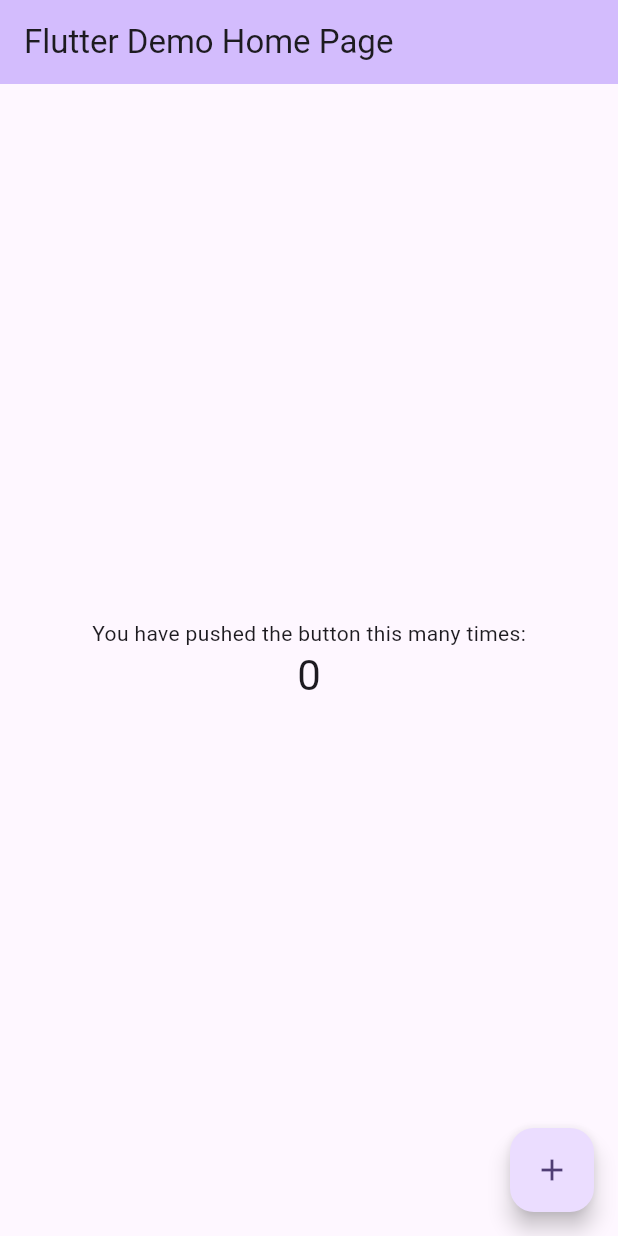
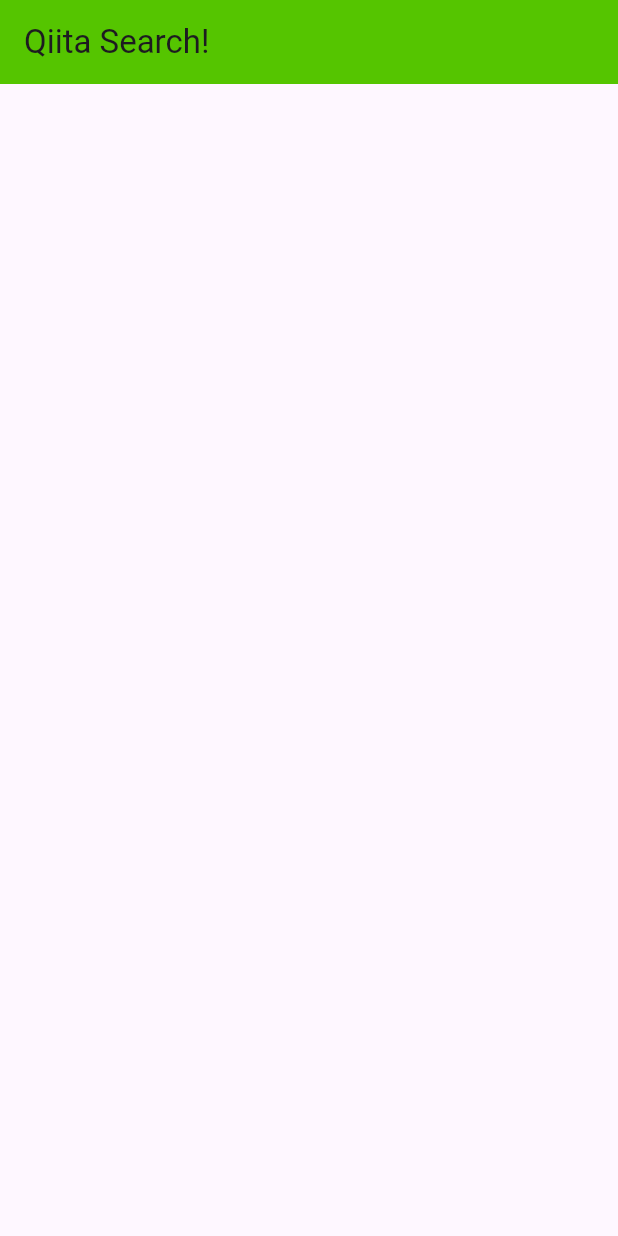
Before and after one commit to expsh13/flutter_qiita_search, a Flutter app: the screen it shows after launch, on a phone screen of 412 x 824 dp. Run offline on Flutter 3.47's test engine with Material 3 defaults, Android fonts, the light colour scheme and no system bars.

Commit message:
add page

```diff
--- a/lib/main.dart
+++ b/lib/main.dart
@@ -1,125 +1,28 @@
 import 'package:flutter/material.dart';
+import 'package:flutter_qiita_search/screens/search_screen.dart';
 
 void main() {
-  runApp(const MyApp());
+  runApp(const MainApp());
 }
 
-class MyApp extends StatelessWidget {
-  const MyApp({super.key});
+class MainApp extends StatelessWidget {
+  const MainApp({super.key});
 
-  // This widget is the root of your application.
   @override
   Widget build(BuildContext context) {
     return MaterialApp(
-      title: 'Flutter Demo',
+      title: 'Qiita Search',
       theme: ThemeData(
-        // This is the theme of your application.
-        //
-        // TRY THIS: Try running your application with "flutter run". You'll see
-        // the application has a purple toolbar. Then, without quitting the app,
-        // try changing the seedColor in the colorScheme below to Colors.green
-        // and then invoke "hot reload" (save your changes or press the "hot
-        // reload" button in a Flutter-supported IDE, or press "r" if you used
-        // the command line to start the app).
-        //
-        // Notice that the counter didn't reset back to zero; the application
-        // state is not lost during the reload. To reset the state, use hot
-        // restart instead.
-        //
-        // This works for code too, not just values: Most code changes can be
-        // tested with just a hot reload.
-        colorScheme: ColorScheme.fromSeed(seedColor: Colors.deepPurple),
-        useMaterial3: true,
+        primarySwatch: Colors.green,
+        fontFamily: 'Hiragino Sans',
+        appBarTheme: const AppBarTheme(
+          backgroundColor: Color(0xFF55C500),
+        ),
+        textTheme: Theme.of(context).textTheme.apply(
+              bodyColor: Colors.white,
+            ),
       ),
-      home: const MyHomePage(title: 'Flutter Demo Home Page'),
+      home: SearchScreen(),
     );
   }
 }
-
-class MyHomePage extends StatefulWidget {
-  const MyHomePage({super.key, required this.title});
-
-  // This widget is the home page of your application. It is stateful, meaning
-  // that it has a State object (defined below) that contains fields that affect
-  // how it looks.
-
-  // This class is the configuration for the state. It holds the values (in this
-  // case the title) provided by the parent (in this case the App widget) and
-  // used by the build method of the State. Fields in a Widget subclass are
-  // always marked "final".
-
-  final String title;
-
-  @override
-  State<MyHomePage> createState() => _MyHomePageState();
-}
-
-class _MyHomePageState extends State<MyHomePage> {
-  int _counter = 0;
-
-  void _incrementCounter() {
-    setState(() {
-      // This call to setState tells the Flutter framework that something has
-      // changed in this State, which causes it to rerun the build method below
-      // so that the display can reflect the updated values. If we changed
-      // _counter without calling setState(), then the build method would not be
-      // called again, and so nothing would appear to happen.
-      _counter++;
-    });
-  }
-
-  @override
-  Widget build(BuildContext context) {
-    // This method is rerun every time setState is called, for instance as done
-    // by the _incrementCounter method above.
-    //
-    // The Flutter framework has been optimized to make rerunning build methods
-    // fast, so that you can just rebuild anything that needs updating rather
-    // than having to individually change instances of widgets.
-    return Scaffold(
-      appBar: AppBar(
-        // TRY THIS: Try changing the color here to a specific color (to
-        // Colors.amber, perhaps?) and trigger a hot reload to see the AppBar
-        // change color while the other colors stay the same.
-        backgroundColor: Theme.of(context).colorScheme.inversePrimary,
-        // Here we take the value from the MyHomePage object that was created by
-        // the App.build method, and use it to set our appbar title.
-        title: Text(widget.title),
-      ),
-      body: Center(
-        // Center is a layout widget. It takes a single child and positions it
-        // in the middle of the parent.
-        child: Column(
-          // Column is also a layout widget. It takes a list of children and
-          // arranges them vertically. By default, it sizes itself to fit its
-          // children horizontally, and tries to be as tall as its parent.
-          //
-          // Column has various properties to control how it sizes itself and
-          // how it positions its children. Here we use mainAxisAlignment to
-          // center the children vertically; the main axis here is the vertical
-          // axis because Columns are vertical (the cross axis would be
-          // horizontal).
-          //
-          // TRY THIS: Invoke "debug painting" (choose the "Toggle Debug Paint"
-          // action in the IDE, or press "p" in the console), to see the
-          // wireframe for each widget.
-          mainAxisAlignment: MainAxisAlignment.center,
-          children: <Widget>[
-            const Text(
-              'You have pushed the button this many times:',
-            ),
-            Text(
-              '$_counter',
-              style: Theme.of(context).textTheme.headlineMedium,
-            ),
-          ],
-        ),
-      ),
-      floatingActionButton: FloatingActionButton(
-        onPressed: _incrementCounter,
-        tooltip: 'Increment',
-        child: const Icon(Icons.add),
-      ), // This trailing comma makes auto-formatting nicer for build methods.
-    );
-  }
-}
--- /dev/null
+++ b/lib/screens/search_screen.dart
@@ -0,0 +1,18 @@
+import 'package:flutter/material.dart';
+
+class SearchScreen extends StatefulWidget {
+  @override
+  State<SearchScreen> createState() => _SearchScreenState();
+}
+
+class _SearchScreenState extends State<SearchScreen> {
+  @override
+  Widget build(BuildContext context) {
+    return Scaffold(
+      appBar: AppBar(
+        title: Text("Qiita Search!"),
+      ),
+      body: Container(),
+    );
+  }
+}
```
